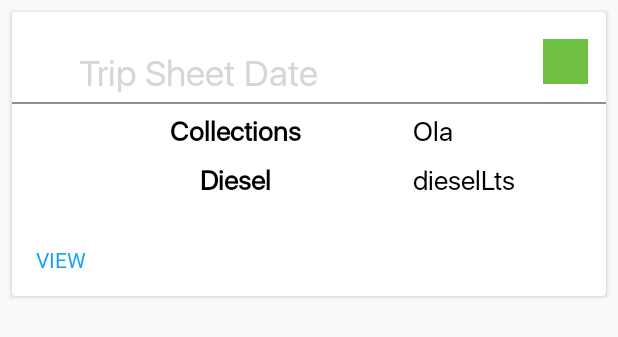
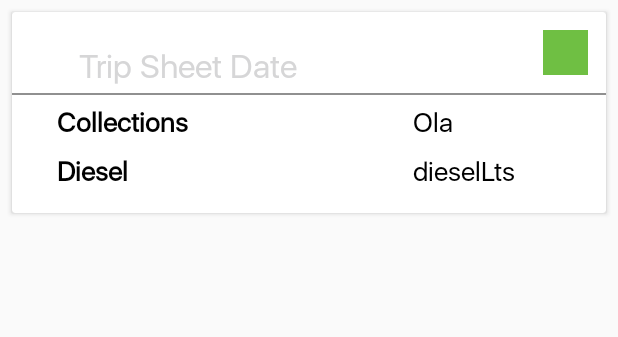
Before and after one commit to girishla/kbus, an Android app: the layout busdailysummary_item_constrained.xml on its own in the app's theme, with its tools: preview values and no code run, on a phone screen of 412 x 824 dp. Shown: the top 337 px of the screen. Run offline under Robolectric (Android 15) with nearby library versions, the phone set to English and light mode, and no system bars; Roboto replaces fonts that are not available here.

Commit message:
adjust summary layout

```diff
--- a/app/src/main/java/com/expensemanager/app/service/RequestTemplateCreator.java
+++ b/app/src/main/java/com/expensemanager/app/service/RequestTemplateCreator.java
@@ -775,7 +775,7 @@ public class RequestTemplateCreator {
         params.put(Group.WEEKLY_BUDGET_JSON_KEY, String.valueOf(group.getWeeklyBudget()));
         params.put(Group.MONTHLY_BUDGET_JSON_KEY, String.valueOf(group.getMonthlyBudget()));
 
-        return new RequestTemplate(PUT, url, params);
+        return new RequestTemplate(PATCH, url, params);
     }
 
     public static RequestTemplate deleteGroup(String groupId) {
--- a/app/src/main/java/com/expensemanager/app/tripsheet/BusDailySummaryAdapter.java
+++ b/app/src/main/java/com/expensemanager/app/tripsheet/BusDailySummaryAdapter.java
@@ -113,7 +113,7 @@ public class BusDailySummaryAdapter extends RecyclerView.Adapter<RecyclerView.Vi
         }
 
 //         Set item click listener
-        viewHolder.viewDetailsButton.setOnClickListener(v -> {
+        viewHolder.dividerView.setOnClickListener(v -> {
             BusDailySummaryDetailActivity.newInstance(context, busdailysummaries.get(position).getId());
             ((Activity) getContext()).overridePendingTransition(R.anim.right_in, R.anim.stay);
         });
@@ -157,8 +157,8 @@ public class BusDailySummaryAdapter extends RecyclerView.Adapter<RecyclerView.Vi
         @BindView(R.id.busdailysummary_item_default_approved_color_image_view_id)
         CircleImageView approvedColorImageView;
 
-        @BindView(R.id.busdailysummary_item_view_trip_details_button)
-        Button viewDetailsButton;
+//        @BindView(R.id.busdailysummary_item_view_trip_details_button)
+//        Button viewDetailsButton;
 
 
         private View itemView;
--- a/app/src/main/res/layout/busdailysummary_item_constrained.xml
+++ b/app/src/main/res/layout/busdailysummary_item_constrained.xml
@@ -24,10 +24,10 @@
             android:layout_width="307dp"
             android:layout_height="wrap_content"
             android:layout_marginStart="16dp"
-            android:layout_marginTop="24dp"
+            android:layout_marginTop="14dp"
             android:layout_marginEnd="16dp"
             android:text="@string/tripSheetDate"
-            android:textAppearance="@style/TextAppearance.AppCompat.Headline"
+            android:textAppearance="@style/TextAppearance.AppCompat.Large"
             android:textColor="@color/grey_600"
             app:layout_constraintBottom_toTopOf="@+id/busdailysummary_item_tableLayout"
             app:layout_constraintEnd_toEndOf="parent"
@@ -42,6 +42,7 @@
             android:layout_height="@dimen/category_color_width_small"
             android:layout_below="@+id/busdailysummary_item_default_spent_at_text_view_id"
             android:layout_alignParentRight="true"
+            android:layout_marginTop="@dimen/space_medium"
             android:layout_marginRight="@dimen/space_medium"
             android:layout_marginBottom="@dimen/space_medium"
             app:layout_constraintBottom_toTopOf="@+id/busdailysummary_item_tableLayout"
@@ -72,7 +73,6 @@
             android:layout_width="match_parent"
             android:layout_height="80dp"
             android:stretchColumns="0"
-            app:layout_constraintBottom_toTopOf="@+id/busdailysummary_item_view_trip_details_button"
             app:layout_constraintEnd_toEndOf="parent"
             app:layout_constraintStart_toStartOf="parent"
             app:layout_constraintTop_toBottomOf="@+id/busdailysummary_item_default_spent_at_text_view_id">
@@ -91,11 +91,11 @@
                     android:id="@+id/busdailysummary_item_default_amount_label_view_id"
                     android:layout_width="fill_parent"
                     android:layout_height="wrap_content"
-                    android:layout_marginStart="40dp"
+                    android:layout_marginStart="30dp"
                     android:layout_marginTop="5dp"
                     android:layout_marginEnd="10dp"
                     android:text="@string/collections"
-                    android:textAlignment="center"
+                    android:textAlignment="textStart"
                     android:textColor="@color/black"
                     android:textSize="@dimen/text_medium_small"
                     android:textStyle="bold" />
@@ -122,13 +122,13 @@
                     android:id="@+id/busdailysummary_item_default_dieselLitres_label_view_id"
                     android:layout_width="fill_parent"
                     android:layout_height="wrap_content"
-                    android:layout_marginStart="40dp"
+                    android:layout_marginStart="30dp"
                     android:layout_marginTop="5dp"
                     android:layout_marginEnd="10dp"
                     android:text="@string/dieselLitres"
                     android:textStyle="bold"
 
-                    android:textAlignment="center"
+                    android:textAlignment="textStart"
                     android:textColor="@color/black"
                     android:textSize="@dimen/text_medium_small" />
 
@@ -146,7 +146,7 @@
         </TableLayout>
 
 
-        <Button
+       <!-- <Button
             android:id="@+id/busdailysummary_item_view_trip_details_button"
             style="@style/Widget.AppCompat.Button.Borderless"
             android:layout_width="wrap_content"
@@ -160,7 +160,7 @@
             android:textColor="@color/blue"
             app:layout_constraintBottom_toBottomOf="parent"
             app:layout_constraintStart_toStartOf="parent"
-            app:layout_constraintTop_toBottomOf="@+id/busdailysummary_item_tableLayout" />
+            app:layout_constraintTop_toBottomOf="@+id/busdailysummary_item_tableLayout" />-->
 
         <!--<Button-->
             <!--android:id="@+id/busdailysummary_item_approve_button"-->
```
